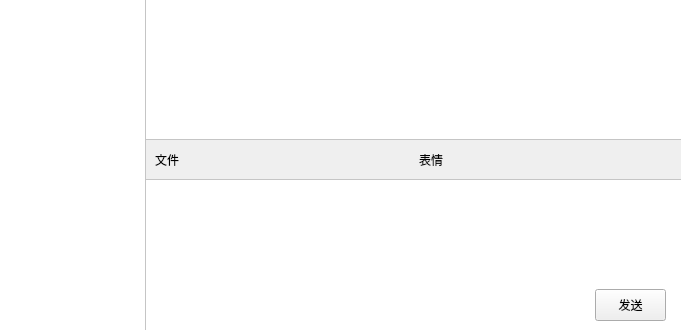
This is client/UIfiles/chat.ui in Jadeiin/KunKun as Qt 5 draws it before an edit; both pictures show x 205 to 886 and y 231 to 561 of the 886 by 561 pixel window. The edited form follows.
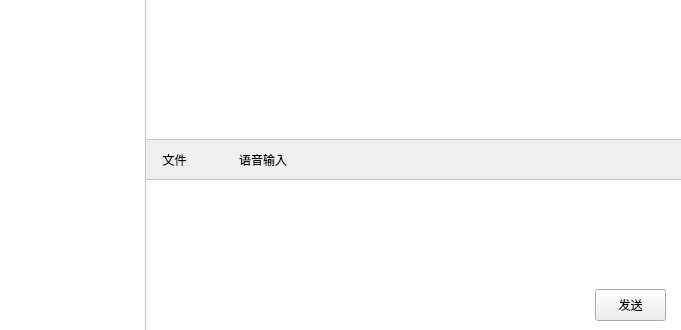
This is the edited form. Icons and pictures are not drawn.

Commit message: def speech input

The edit to the form file:
```diff
--- a/client/UIfiles/chat.ui
+++ b/client/UIfiles/chat.ui
@@ -312,7 +312,7 @@
      <height>22</height>
     </rect>
    </property>
-   <layout class="QHBoxLayout" name="horizontalLayout_3">
+   <layout class="QHBoxLayout" name="horizontalLayout_3" stretch="1,1,1,10">
     <item>
      <widget class="QLabel" name="file">
       <property name="styleSheet">
@@ -349,7 +349,7 @@
 }</string>
       </property>
       <property name="text">
-       <string>表情</string>
+       <string>语音输入</string>
       </property>
       <property name="alignment">
        <set>Qt::AlignCenter</set>
```
Left out of the diff: 2 changed lines with no effect on the pictures. The commit also changes 2 other files.
